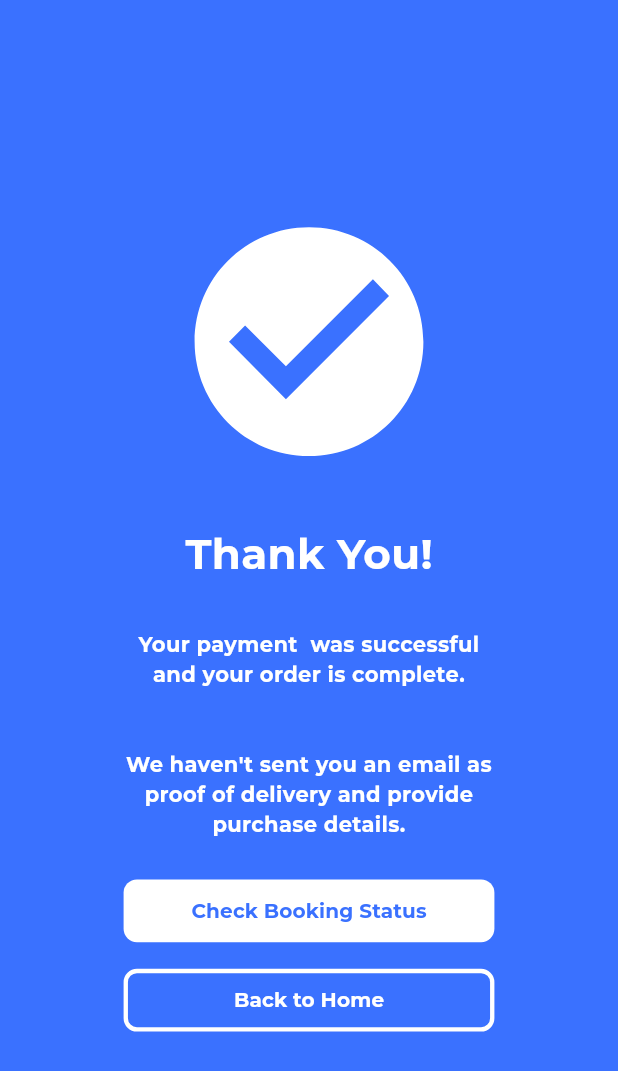
After one commit to sibeux/edulink_learning_app, a Flutter app: the OrderCompletedScreen screen opened directly, on a phone screen of 412 x 824 dp. The commit adds this screen. Shown: the top 1071 px of the screen. Run offline on Flutter 3.47's test engine with Material 3 defaults, Android fonts, the phone set to English and light mode, and no system bars; our stand-ins replace cached_network_image, cloud_firestore, dropdown_button2, email_validator, firebase_core, flutter_native_splash and 13 more; accounts and stored records are empty; network calls fail; project files that could hold a hidden picture were left out.

Commit message:
feat: Enhance booking functionality with ongoing bookings display and order completion screen

```diff
--- a/lib/controllers/booking_controller.dart
+++ b/lib/controllers/booking_controller.dart
@@ -4,24 +4,32 @@ import 'package:edulink_learning_app/components/colorize_terminal.dart';
 import 'package:edulink_learning_app/controllers/user_profile_controller.dart';
 import 'package:edulink_learning_app/models/booking.dart';
 import 'package:edulink_learning_app/models/explore_mentor.dart';
+import 'package:edulink_learning_app/screens/list_bar_screen/student/order_completed_screen.dart';
 import 'package:get/get.dart';
 import 'package:http/http.dart' as http;
 
 class BookingController extends GetxController {
   var indexBookingType = 0.obs;
+
   var isLoadingFetchExploreMentors = false.obs;
   var isLoadingSendBooking = false.obs;
+  var isLoadingGetBooking = false.obs;
 
   RxInt durationBooking = 1.obs;
   RxString dayBooking = ''.obs;
   RxString hourBooking = ''.obs;
 
   RxList<ExploreMentor> exploreMentorList = <ExploreMentor>[].obs;
-  RxList<Booking> bookingList = <Booking>[].obs;
+  RxList<Booking> allBookingList = <Booking>[].obs;
+  RxList<Booking> ongoingBookingList = <Booking>[].obs;
+  RxList<Booking> doneBookingList = <Booking>[].obs;
 
   @override
   void onInit() {
     fetchExploreMentors();
+    getBookingsByStudent(
+      actor: Get.find<UserProfileController>().userData[0].userActor,
+    );
     super.onInit();
   }
 
@@ -73,7 +81,8 @@ class BookingController extends GetxController {
   Future<void> createBooking({required ExploreMentor mentor}) async {
     isLoadingSendBooking.value = true;
 
-    const String url = 'https://sibeux.my.id/project/edulink-php-jwt/api/booking';
+    const String url =
+        'https://sibeux.my.id/project/edulink-php-jwt/api/booking';
     try {
       final response = await http.post(
         Uri.parse(url),
@@ -85,9 +94,9 @@ class BookingController extends GetxController {
           'booking_day': dayBooking.value,
           'booking_duration': durationBooking.value.toString(),
           'booking_time': hourBooking.value,
-          'booking_price': (durationBooking.value *
-                  (int.tryParse(mentor.price ?? '0') ?? 0))
-              .toString(),
+          'booking_price':
+              (durationBooking.value * (int.tryParse(mentor.price ?? '0') ?? 0))
+                  .toString(),
         },
       );
 
@@ -100,7 +109,15 @@ class BookingController extends GetxController {
 
       if (data['status'] == 'success') {
         logSuccess('Success Send Data: ${data['status']}');
-        // readCart();
+        getBookingsByStudent(
+          actor: Get.find<UserProfileController>().userData[0].userActor,
+        );
+        Get.off(
+          () => OrderCompletedScreen(),
+          transition: Transition.native,
+          fullscreenDialog: true,
+          popGesture: false,
+        );
       } else {
         logError('Error Send Data: ${data['error']}');
       }
@@ -108,6 +125,64 @@ class BookingController extends GetxController {
       logError('Error creating booking: $e');
     } finally {
       isLoadingSendBooking.value = false;
+    }
+  }
+
+  Future<void> getBookingsByStudent({required String actor}) async {
+    isLoadingGetBooking.value = true;
+    final String userID = Get.find<UserProfileController>().idUser;
+    final String url =
+        actor == 'student'
+            ? 'https://sibeux.my.id/project/edulink-php-jwt/api/booking?method=get_bookings_by_student&student_id=$userID'
+            : 'https://sibeux.my.id/project/edulink-php-jwt/api/booking?method=get_bookings_by_student&teacher_id=$userID';
+
+    try {
+      final response = await http.get(Uri.parse(url));
+
+      if (response.body.isEmpty) {
+        logError('Error Get Data: Response Body is Empty');
+        return;
+      }
+
+      final data = json.decode(response.body);
+
+      if (data['status'] == 'success') {
+        List<dynamic> bookings = data['data'];
+
+        allBookingList.value =
+            bookings.map((booking) {
+              return Booking(
+                bookingId: booking['id_booking'].toString(),
+                studentId: booking['student_id'].toString(),
+                mentorName: booking['teacher_name'].toString(),
+                mentorPhoto: booking['teacher_photo'].toString(),
+                mentorId: booking['teacher_id'].toString(),
+                day: booking['booking_day'].toString(),
+                time: booking['booking_time'].toString(),
+                duration: booking['booking_duration'].toString(),
+                price: booking['booking_price'].toString(),
+                status: booking['booking_status'].toString(),
+              );
+            }).toList();
+
+        ongoingBookingList.value = allBookingList
+            .where((booking) => booking.status == 'ongoing')
+            .toList();
+        doneBookingList.value = allBookingList
+            .where((booking) => booking.status == 'done')
+            .toList();
+
+        logSuccess('Success Get Booking: ${bookings.length} item(s)');
+      } else {
+        logError('Error Get Booking: ${data['message'] ?? data['error']}');
+      }
+    } catch (e) {
+      logError('Exception while getting booking: $e');
+      if (e is Error) {
+        logError('Stack trace: ${e.stackTrace}');
+      }
+    } finally {
+      isLoadingGetBooking.value = false;
     }
   }
 
--- a/lib/models/booking.dart
+++ b/lib/models/booking.dart
@@ -1,19 +1,26 @@
 class Booking {
   final String bookingId;
   final String mentorId;
+  final String mentorName;
+  final String mentorPhoto;
   final String studentId;
   final String day;
-  final int duration;
+  final String duration;
   final String time;
+  final String price;
   String status;
 
   Booking(
-    this.status, {
+    {
     required this.bookingId,
     required this.mentorId,
+    required this.mentorName,
+    required this.mentorPhoto,
     required this.studentId,
     required this.day,
     required this.duration,
     required this.time,
+    required this.price,
+    required this.status,
   });
 }
--- /dev/null
+++ b/lib/screens/list_bar_screen/student/order_completed_screen.dart
@@ -0,0 +1,54 @@
+import 'package:edulink_learning_app/components/color_palette.dart';
+import 'package:edulink_learning_app/widgets/mentor_widget/booking_widget/payment_widget/buttons/order_completed_button.dart';
+import 'package:flutter/material.dart';
+import 'package:flutter_screenutil/flutter_screenutil.dart';
+
+class OrderCompletedScreen extends StatelessWidget {
+  const OrderCompletedScreen({super.key});
+
+  @override
+  Widget build(BuildContext context) {
+    return Scaffold(
+      backgroundColor: ColorPalette().primary,
+      body: Center(
+        child: Column(
+          mainAxisAlignment: MainAxisAlignment.center,
+          children: [
+            Icon(
+              Icons.check_circle,
+              size: (MediaQuery.of(context).size.width * 0.5).sp,
+              color: Colors.white,
+            ),
+            SizedBox(height: 30),
+            Text(
+              'Thank You!',
+              style: TextStyle(
+                fontSize: 28,
+                color: Colors.white,
+                fontWeight: FontWeight.w700,
+              ),
+            ),
+            SizedBox(height: 30),
+            Padding(
+              padding: EdgeInsets.symmetric(horizontal: 80.0.w),
+              child: Text(
+                'Your payment  was successful and your order is complete.\n\n\nWe haven\'t sent you an email as proof of delivery and provide purchase details.',
+                maxLines: null,
+                textAlign: TextAlign.center,
+                style: TextStyle(
+                  fontSize: 14,
+                  color: Colors.white,
+                  fontWeight: FontWeight.w700,
+                ),
+              ),
+            ),
+            SizedBox(height: 30.h),
+            CheckBookStatusButton(),
+            SizedBox(height: 20.h),
+            GoToHomeScreen(),
+          ],
+        ),
+      ),
+    );
+  }
+}
--- a/lib/screens/list_bar_screen/student/payment_screen.dart
+++ b/lib/screens/list_bar_screen/student/payment_screen.dart
@@ -3,7 +3,7 @@ import 'package:edulink_learning_app/controllers/booking_controller.dart';
 import 'package:edulink_learning_app/models/explore_mentor.dart';
 import 'package:edulink_learning_app/widgets/mentor_widget/booking_widget/payment_widget/container_mentor_payment_info.dart';
 import 'package:edulink_learning_app/widgets/mentor_widget/booking_widget/payment_widget/container_order_detail_payment.dart';
-import 'package:edulink_learning_app/widgets/mentor_widget/booking_widget/payment_widget/container_total_button.dart';
+import 'package:edulink_learning_app/widgets/mentor_widget/booking_widget/payment_widget/buttons/container_total_button.dart';
 import 'package:flutter/material.dart';
 import 'package:flutter_screenutil/flutter_screenutil.dart';
 import 'package:get/get.dart';
--- a/lib/widgets/mentor_widget/booking_widget/payment_widget/container_total_button.dart
+++ b/lib/widgets/mentor_widget/booking_widget/payment_widget/buttons/container_total_button.dart
@@ -2,7 +2,7 @@ import 'package:edulink_learning_app/components/string_formatter.dart';
 import 'package:edulink_learning_app/controllers/booking_controller.dart';
 import 'package:edulink_learning_app/models/explore_mentor.dart';
 import 'package:edulink_learning_app/widgets/auth_widget/auth_button/auth_button.dart';
-import 'package:edulink_learning_app/widgets/mentor_widget/booking_widget/payment_widget/confirm_payment_button.dart';
+import 'package:edulink_learning_app/widgets/mentor_widget/booking_widget/payment_widget/buttons/confirm_payment_button.dart';
 import 'package:flutter/material.dart';
 import 'package:flutter_screenutil/flutter_screenutil.dart';
 import 'package:get/get.dart';
--- /dev/null
+++ b/lib/widgets/mentor_widget/booking_widget/payment_widget/buttons/order_completed_button.dart
@@ -0,0 +1,74 @@
+import 'package:edulink_learning_app/components/color_palette.dart';
+import 'package:edulink_learning_app/controllers/persistent_bar_controller.dart';
+import 'package:flutter/material.dart';
+import 'package:flutter_screenutil/flutter_screenutil.dart';
+import 'package:get/get.dart';
+
+class CheckBookStatusButton extends StatelessWidget {
+  const CheckBookStatusButton({super.key});
+
+  @override
+  Widget build(BuildContext context) {
+    return SizedBox(
+      width: MediaQuery.of(context).size.width * 0.6,
+      height: 47.h,
+      child: ElevatedButton(
+        onPressed: () {
+          Get.find<PersistentBarController>().controller.jumpToTab(1);
+          Get.back();
+        },
+        style: ElevatedButton.styleFrom(
+          foregroundColor: ColorPalette().primary,
+          backgroundColor: Colors.white,
+          elevation: 0, // Menghilangkan shadow
+          splashFactory: InkRipple.splashFactory,
+          shape: RoundedRectangleBorder(
+            borderRadius: BorderRadius.circular(10.r),
+          ),
+        ),
+        child: Padding(
+          padding: EdgeInsets.symmetric(horizontal: 10.0.w, vertical: 4.0.h),
+          child: Text(
+            'Check Booking Status',
+            style: TextStyle(fontSize: 15.sp, fontWeight: FontWeight.bold),
+          ),
+        ),
+      ),
+    );
+  }
+}
+
+class GoToHomeScreen extends StatelessWidget {
+  const GoToHomeScreen({super.key});
+
+  @override
+  Widget build(BuildContext context) {
+    return SizedBox(
+      width: MediaQuery.of(context).size.width * 0.6,
+      height: 47.h,
+      child: ElevatedButton(
+        onPressed: () {
+          Get.find<PersistentBarController>().controller.jumpToTab(0);
+          Get.back();
+        },
+        style: ElevatedButton.styleFrom(
+          foregroundColor: Colors.white,
+          backgroundColor: ColorPalette().primary,
+          elevation: 0, // Menghilangkan shadow
+          splashFactory: InkRipple.splashFactory,
+          shape: RoundedRectangleBorder(
+            borderRadius: BorderRadius.circular(10.r),
+            side: BorderSide(color: Colors.white, width: 3.0.w),
+          ),
+        ),
+        child: Padding(
+          padding: EdgeInsets.symmetric(horizontal: 10.0.w, vertical: 4.0.h),
+          child: Text(
+            'Back to Home',
+            style: TextStyle(fontSize: 15.sp, fontWeight: FontWeight.bold),
+          ),
+        ),
+      ),
+    );
+  }
+}
```
Also changed, not shown: lib/screens/list_bar_screen/student/booking_screen.dart (+34 -12 lines), lib/widgets/mentor_widget/booking_widget/ongoing_book_container.dart (added, +187 -0 lines), lib/widgets/mentor_widget/booking_widget/payment_widget/buttons/confirm_payment_button.dart (renamed from lib/widgets/mentor_widget/booking_widget/payment_widget/confirm_payment_button.dart).
